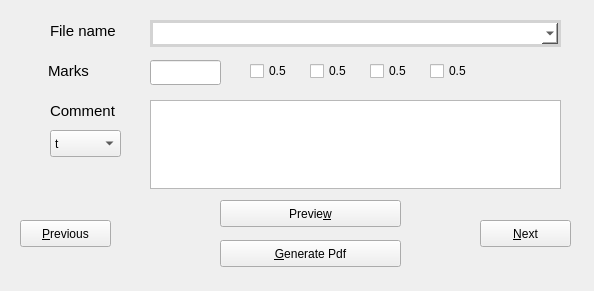
This is grader_improved/grader_editor.ui in shubhamshuklaer/autog as Qt 5 draws it before an edit. The edited form follows.
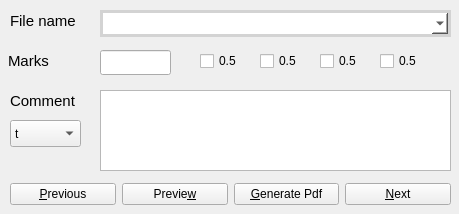
This is the edited form.

```diff
--- a/grader_improved/grader_editor.ui
+++ b/grader_improved/grader_editor.ui
@@ -6,45 +6,24 @@
    <rect>
     <x>0</x>
     <y>0</y>
-    <width>594</width>
-    <height>291</height>
+    <width>459</width>
+    <height>214</height>
    </rect>
   </property>
+  <property name="sizePolicy">
+   <sizepolicy hsizetype="Fixed" vsizetype="Fixed">
+    <horstretch>0</horstretch>
+    <verstretch>0</verstretch>
+   </sizepolicy>
+  </property>
   <property name="windowTitle">
    <string>Form</string>
   </property>
-  <widget class="QPushButton" name="preview_btn">
-   <property name="geometry">
-    <rect>
-     <x>220</x>
-     <y>200</y>
-     <width>181</width>
-     <height>27</height>
-    </rect>
-   </property>
-   <property name="minimumSize">
-    <size>
-     <width>0</width>
-     <height>0</height>
-    </size>
-   </property>
-   <property name="focusPolicy">
-    <enum>Qt::TabFocus</enum>
-   </property>
-   <property name="styleSheet">
-    <string notr="true">QPushButton:focus { 
-  border-style: outset;
-}</string>
-   </property>
-   <property name="text">
-    <string>Previe&amp;w</string>
-   </property>
-  </widget>
   <widget class="QLabel" name="label_2">
    <property name="geometry">
     <rect>
-     <x>50</x>
-     <y>20</y>
+     <x>10</x>
+     <y>10</y>
      <width>81</width>
      <height>21</height>
     </rect>
@@ -68,48 +47,21 @@
   <widget class="QTextEdit" name="comment_text">
    <property name="geometry">
     <rect>
-     <x>150</x>
-     <y>100</y>
-     <width>411</width>
-     <height>89</height>
+     <x>100</x>
+     <y>90</y>
+     <width>351</width>
+     <height>81</height>
     </rect>
    </property>
    <property name="tabChangesFocus">
     <bool>true</bool>
    </property>
   </widget>
-  <widget class="QPushButton" name="next_btn">
-   <property name="geometry">
-    <rect>
-     <x>480</x>
-     <y>220</y>
-     <width>91</width>
-     <height>27</height>
-    </rect>
-   </property>
-   <property name="minimumSize">
-    <size>
-     <width>0</width>
-     <height>0</height>
-    </size>
-   </property>
-   <property name="focusPolicy">
-    <enum>Qt::TabFocus</enum>
-   </property>
-   <property name="styleSheet">
-    <string notr="true">QPushButton:focus { 
-  border-style: outset;
-}</string>
-   </property>
-   <property name="text">
-    <string>&amp;Next</string>
-   </property>
-  </widget>
   <widget class="QLabel" name="label_3">
    <property name="geometry">
     <rect>
-     <x>48</x>
-     <y>60</y>
+     <x>8</x>
+     <y>50</y>
      <width>81</width>
      <height>21</height>
     </rect>
@@ -133,8 +85,8 @@
   <widget class="QLineEdit" name="marks_text">
    <property name="geometry">
     <rect>
-     <x>150</x>
-     <y>60</y>
+     <x>100</x>
+     <y>50</y>
      <width>71</width>
      <height>25</height>
     </rect>
@@ -146,38 +98,11 @@
     </size>
    </property>
   </widget>
-  <widget class="QPushButton" name="prev_btn">
-   <property name="geometry">
-    <rect>
-     <x>20</x>
-     <y>220</y>
-     <width>91</width>
-     <height>27</height>
-    </rect>
-   </property>
-   <property name="minimumSize">
-    <size>
-     <width>0</width>
-     <height>0</height>
-    </size>
-   </property>
-   <property name="focusPolicy">
-    <enum>Qt::TabFocus</enum>
-   </property>
-   <property name="styleSheet">
-    <string notr="true">QPushButton:focus { 
-  border-style: outset;
-}</string>
-   </property>
-   <property name="text">
-    <string>&amp;Previous</string>
-   </property>
-  </widget>
   <widget class="QLabel" name="label_4">
    <property name="geometry">
     <rect>
-     <x>50</x>
-     <y>100</y>
+     <x>10</x>
+     <y>90</y>
      <width>71</width>
      <height>21</height>
     </rect>
@@ -201,9 +126,9 @@
   <widget class="QWidget" name="marks_widget" native="true">
    <property name="geometry">
     <rect>
-     <x>240</x>
-     <y>50</y>
-     <width>321</width>
+     <x>190</x>
+     <y>40</y>
+     <width>261</width>
      <height>41</height>
     </rect>
    </property>
@@ -263,9 +188,9 @@
   <widget class="QComboBox" name="file_name_combo">
    <property name="geometry">
     <rect>
-     <x>150</x>
-     <y>20</y>
-     <width>411</width>
+     <x>100</x>
+     <y>10</y>
+     <width>351</width>
      <height>27</height>
     </rect>
    </property>
@@ -282,32 +207,11 @@
     <enum>QComboBox::NoInsert</enum>
    </property>
   </widget>
-  <widget class="QPushButton" name="gen_pdf_btn">
-   <property name="geometry">
-    <rect>
-     <x>220</x>
-     <y>240</y>
-     <width>181</width>
-     <height>27</height>
-    </rect>
-   </property>
-   <property name="focusPolicy">
-    <enum>Qt::TabFocus</enum>
-   </property>
-   <property name="styleSheet">
-    <string notr="true">QPushButton:focus { 
-  border-style: outset;
-}</string>
-   </property>
-   <property name="text">
-    <string>&amp;Generate Pdf</string>
-   </property>
-  </widget>
   <widget class="QComboBox" name="comment_pos_combo">
    <property name="geometry">
     <rect>
-     <x>50</x>
-     <y>130</y>
+     <x>10</x>
+     <y>120</y>
      <width>71</width>
      <height>27</height>
     </rect>
@@ -341,6 +245,96 @@
     </property>
    </item>
   </widget>
+  <widget class="QWidget" name="">
+   <property name="geometry">
+    <rect>
+     <x>10</x>
+     <y>180</y>
+     <width>441</width>
+     <height>29</height>
+    </rect>
+   </property>
+   <layout class="QHBoxLayout" name="horizontalLayout">
+    <item>
+     <widget class="QPushButton" name="prev_btn">
+      <property name="minimumSize">
+       <size>
+        <width>0</width>
+        <height>0</height>
+       </size>
+      </property>
+      <property name="focusPolicy">
+       <enum>Qt::TabFocus</enum>
+      </property>
+      <property name="styleSheet">
+       <string notr="true">QPushButton:focus { 
+  border-style: outset;
+}</string>
+      </property>
+      <property name="text">
+       <string>&amp;Previous</string>
+      </property>
+     </widget>
+    </item>
+    <item>
+     <widget class="QPushButton" name="preview_btn">
+      <property name="minimumSize">
+       <size>
+        <width>0</width>
+        <height>0</height>
+       </size>
+      </property>
+      <property name="focusPolicy">
+       <enum>Qt::TabFocus</enum>
+      </property>
+      <property name="styleSheet">
+       <string notr="true">QPushButton:focus { 
+  border-style: outset;
+}</string>
+      </property>
+      <property name="text">
+       <string>Previe&amp;w</string>
+      </property>
+     </widget>
+    </item>
+    <item>
+     <widget class="QPushButton" name="gen_pdf_btn">
+      <property name="focusPolicy">
+       <enum>Qt::TabFocus</enum>
+      </property>
+      <property name="styleSheet">
+       <string notr="true">QPushButton:focus { 
+  border-style: outset;
+}</string>
+      </property>
+      <property name="text">
+       <string>&amp;Generate Pdf</string>
+      </property>
+     </widget>
+    </item>
+    <item>
+     <widget class="QPushButton" name="next_btn">
+      <property name="minimumSize">
+       <size>
+        <width>0</width>
+        <height>0</height>
+       </size>
+      </property>
+      <property name="focusPolicy">
+       <enum>Qt::TabFocus</enum>
+      </property>
+      <property name="styleSheet">
+       <string notr="true">QPushButton:focus { 
+  border-style: outset;
+}</string>
+      </property>
+      <property name="text">
+       <string>&amp;Next</string>
+      </property>
+     </widget>
+    </item>
+   </layout>
+  </widget>
  </widget>
  <tabstops>
   <tabstop>file_name_combo</tabstop>
```
